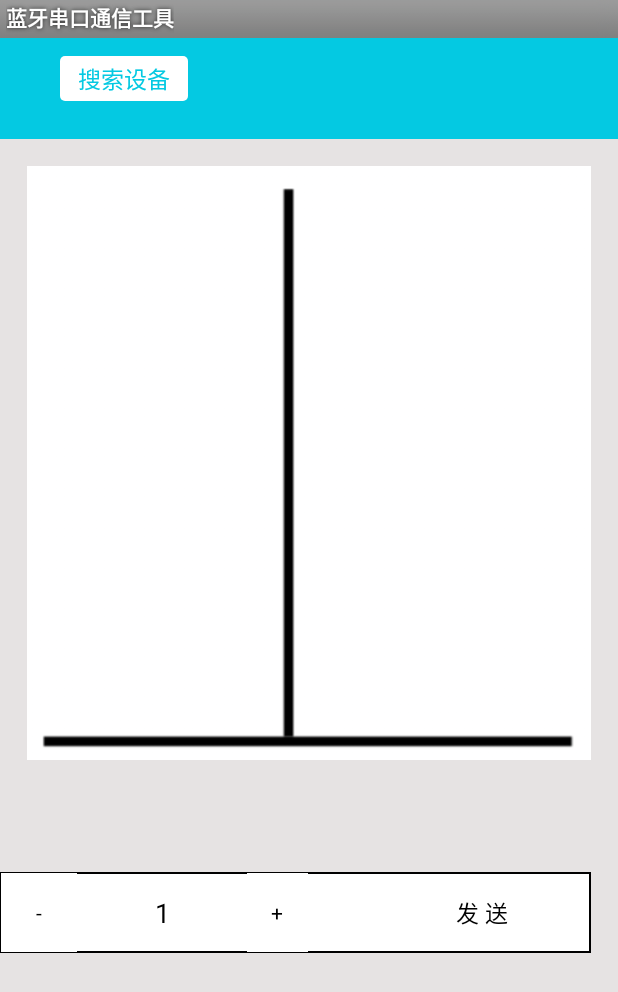
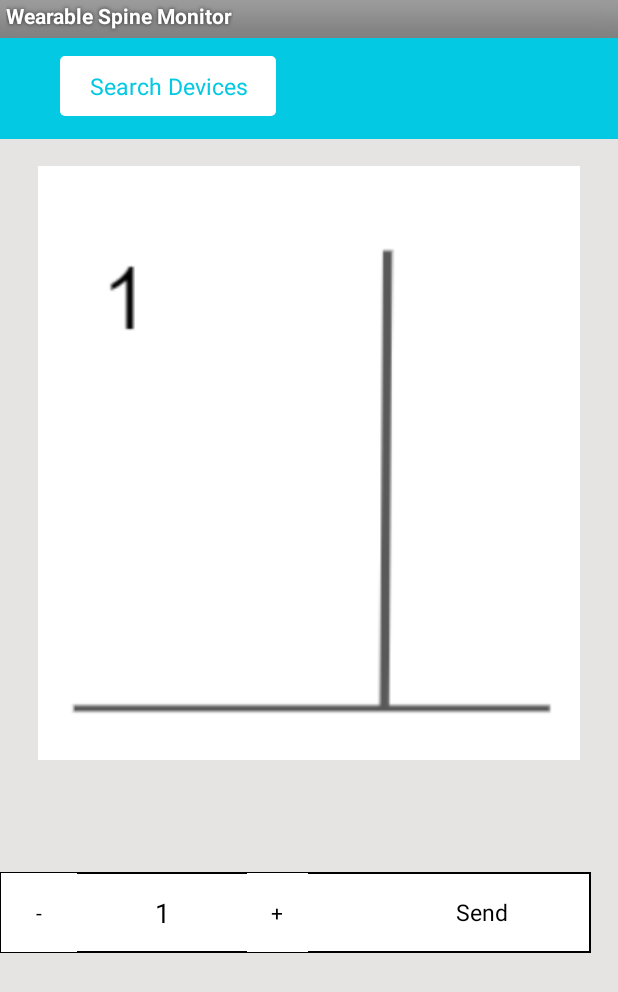
Before and after one commit to sukepp/wearable-spine-moniter, an Android app: the screen it shows after launch (BluetoothChat), on a phone screen of 412 x 824 dp. Shown: the top 992 px of the screen. Run offline under Robolectric (Android 15) with nearby library versions, the phone set to English and light mode, and no system bars.

Commit message:
Improved the statuc curve images.

```diff
--- a/myproject/myBluetooth/src/main/res/layout/activity_bluetooth_chat_layout.xml
+++ b/myproject/myBluetooth/src/main/res/layout/activity_bluetooth_chat_layout.xml
@@ -16,8 +16,8 @@
 
         <Button
             android:id="@+id/search"
-            android:layout_width="85dp"
-            android:layout_height="30dp"
+            android:layout_width="144dp"
+            android:layout_height="40dp"
             android:layout_marginLeft="40dp"
             android:layout_marginTop="12dp"
             android:background="@drawable/butto"
--- a/myproject/myBluetooth/src/main/res/values/strings.xml
+++ b/myproject/myBluetooth/src/main/res/values/strings.xml
@@ -16,15 +16,115 @@
 
 <resources>
 
-    <string name="app_name">通信组网测试应用助手</string>
-    <string name="activity_name">蓝牙串口通信工具</string>
+<!--    <string name="app_name">通信组网测试应用助手</string>-->
+<!--    <string name="activity_name">蓝牙串口通信工具</string>-->
+<!--    &lt;!&ndash;  BluetoothChat &ndash;&gt;-->
+<!--    <string name="send">发  送</string>-->
+<!--    <string name="not_connected">没有连接设备</string>-->
+<!--    <string name="bt_not_enabled_leaving">蓝牙不可用，离开程序</string>-->
+<!--    <string name="title_connecting">正在连接中...</string>-->
+<!--    <string name="title_connected_to">已连接: </string>-->
+<!--    <string name="title_not_connected">没有连接</string>-->
+<!--    <string name="out16">16进制发送</string>-->
+<!--    <string name="svf">保  存</string>-->
+<!--    <string name="autosend">自动发送</string>-->
+<!--    <string name="textv">周期:</string>-->
+<!--    <string name="clear">清  屏</string>-->
+<!--    <string name="clearcount">清除计数</string>-->
+<!--    <string name="in16">Hex显示</string>-->
+<!--    <string name="edtsend">      发送区</string>-->
+<!--    <string name="edtauto">ms</string>-->
+<!--    <string name="in">接收区</string>-->
+<!--    <string name="incount">接收数：</string>-->
+<!--    <string name="outcount">发送数：</string>-->
+
+<!--    &lt;!&ndash;  DeviceListActivity &ndash;&gt;-->
+<!--    <string name="scanning">正在搜索设备...</string>-->
+<!--    <string name="select_device">选择一个设备连接</string>-->
+<!--    <string name="none_paired">没有已配对的设备</string>-->
+<!--    <string name="none_found">未发现设备</string>-->
+<!--    <string name="title_paired_devices">已配对的设备</string>-->
+<!--    <string name="title_other_devices">其它可用的设备</string>-->
+<!--    <string name="button_scan">搜索设备</string>-->
+
+
+<!--   -->
+<!--    <string name="discoverable1">设备可见</string>-->
+<!--    -->
+<!--    <string name="search">搜索设备</string>-->
+<!--    -->
+<!--    <string name="check">检错模式</string>-->
+<!--    -->
+<!--    <string name="errorma">误比特率:</string>-->
+<!--    -->
+<!--    <string name="ex">%</string>-->
+<!--    -->
+<!--    <string name="error">丢包率：</string>-->
+<!--    -->
+<!--    <string name="correct">误符号率:</string>-->
+<!--    -->
+<!--    <string name="geshu">%</string>-->
+<!--    -->
+<!--    <string name="text">请输入保存的文件名</string>-->
+<!--    -->
+<!--    <string name="checkma">检错码</string>-->
+<!--    -->
+<!--    <string name="countcheckbao">测试包：</string>-->
+<!--    -->
+<!--    <string name="response">响应时间</string>-->
+<!--    <string name="st_bluetooth">蓝牙串口通信工具</string>-->
+<!--    <string name="st_tcp_ip">误码测试工具</string>-->
+
+<!--    <string name="st_about">关于</string>-->
+<!--    <string name="str_main_choice">主程序入口页面</string>-->
+<!--    <string name="tx_exit">退出</string>-->
+<!--    <string name="set">网络连接设置</string>-->
+<!--    <string name="li_mode">连接模式:</string>-->
+<!--    <string name="de_ip">本地 I P:</string>-->
+<!--    <string name="ip">IP地址</string>-->
+<!--    <string name="de_poet">本地端口:</string>-->
+<!--    <string name="port">端口号</string>-->
+<!--    <string name="start"> 启动 </string>-->
+<!--    <string name="out"> 断开 </string>-->
+<!--    <string name="re_set">接收设置</string>-->
+<!--    <string name="hex_show">十六进制显示</string>-->
+<!--    <string name="auto_huan">自 动 换 行</string>-->
+<!--    <string name="send_set">发送设置</string>-->
+<!--    <string name="hex_send">十六进制发送</string>-->
+<!--    <string name="auto_send">定 时 发 送</string>-->
+<!--    <string name="time">周期:</string>-->
+<!--    <string name="link_">连接对象：</string>-->
+<!--    <string name="de_state">设备状态</string>-->
+<!--    <string name="d_ip">对象IP</string>-->
+<!--    <string name="d_port">对象主机名</string>-->
+<!--    <string name="re_data">数据接收区：</string>-->
+<!--    <string name="re_count">接收字节数：</string>-->
+<!--    <string name="se_data">数据发送区:</string>-->
+<!--    <string name="send_count">发送字节数：</string>-->
+<!--    <string name="_0">0个</string>-->
+<!--    <string name="de_clear">清除</string>-->
+<!--    <string name="de_send">发送</string>-->
+<!--    <string name="er_check_platform">环境监测平台</string>-->
+<!--    <string name="wecome">欢迎您的登录！</string>-->
+<!--    <string name="user_name">账户</string>-->
+<!--    <string name="Edit_user_name">账户名</string>-->
+<!--    <string name="user_password">密码</string>-->
+<!--    <string name="user_remeber">记住密码</string>-->
+<!--    <string name="login">登录</string>-->
+<!--    <string name="pw_register">注册密钥</string>-->
+<!--    <string name="关于">关于</string>-->
+
+
+
+    <string name="app_name">Spine Monitor</string>
+    <string name="activity_name">Wearable Spine Monitor</string>
     <!--  BluetoothChat -->
-    <string name="send">发  送</string>
-    <string name="not_connected">没有连接设备</string>
-    <string name="bt_not_enabled_leaving">蓝牙不可用，离开程序</string>
-    <string name="title_connecting">正在连接中...</string>
-    <string name="title_connected_to">已连接: </string>
-    <string name="title_not_connected">没有连接</string>
+    <string name="send">Send</string>
+    <string name="not_connected">No Device Connected</string>
+    <string name="bt_not_enabled_leaving">Bluetooth is out of service</string>
+    <string name="title_connecting">Connecting...</string>
+    <string name="title_connected_to">Connected: </string>
+    <string name="title_not_connected">No connection</string>
     <string name="out16">16进制发送</string>
     <string name="svf">保  存</string>
     <string name="autosend">自动发送</string>
@@ -39,19 +139,19 @@
     <string name="outcount">发送数：</string>
 
     <!--  DeviceListActivity -->
-    <string name="scanning">正在搜索设备...</string>
-    <string name="select_device">选择一个设备连接</string>
-    <string name="none_paired">没有已配对的设备</string>
-    <string name="none_found">未发现设备</string>
-    <string name="title_paired_devices">已配对的设备</string>
-    <string name="title_other_devices">其它可用的设备</string>
-    <string name="button_scan">搜索设备</string>
+    <string name="scanning">Searching Devices...</string>
+    <string name="select_device">Select A Device to Connect</string>
+    <string name="none_paired">No Device Matched</string>
+    <string name="none_found">No Device Found</string>
+    <string name="title_paired_devices">Devices Matched</string>
+    <string name="title_other_devices">Other Devices Available</string>
+    <string name="button_scan">Searching Devices</string>
 
 
 
     <string name="discoverable1">设备可见</string>
 
-    <string name="search">搜索设备</string>
+    <string name="search">Search Devices</string>
 
     <string name="check">检错模式</string>
 
```
Also changed, not shown: myproject/myBluetooth/src/main/res/drawable/img1.png, myproject/myBluetooth/src/main/res/drawable/img2.png, myproject/myBluetooth/src/main/res/drawable/img3.png, myproject/myBluetooth/src/main/res/drawable/img4.png, myproject/myBluetooth/src/main/res/drawable/img5.png, 16 other files.
